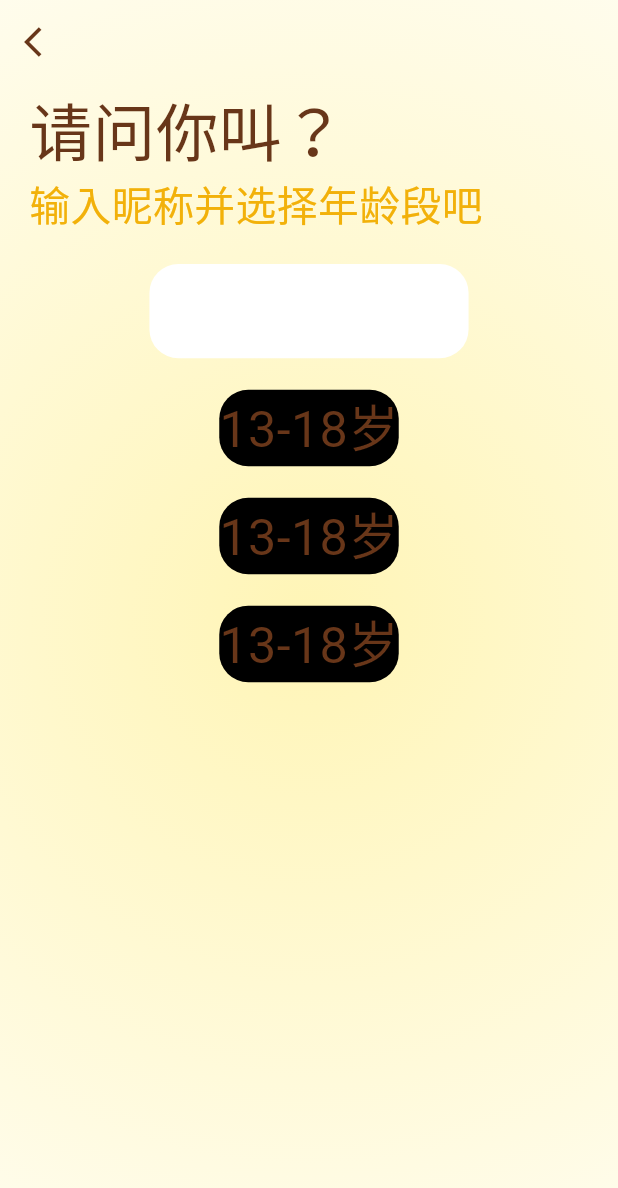
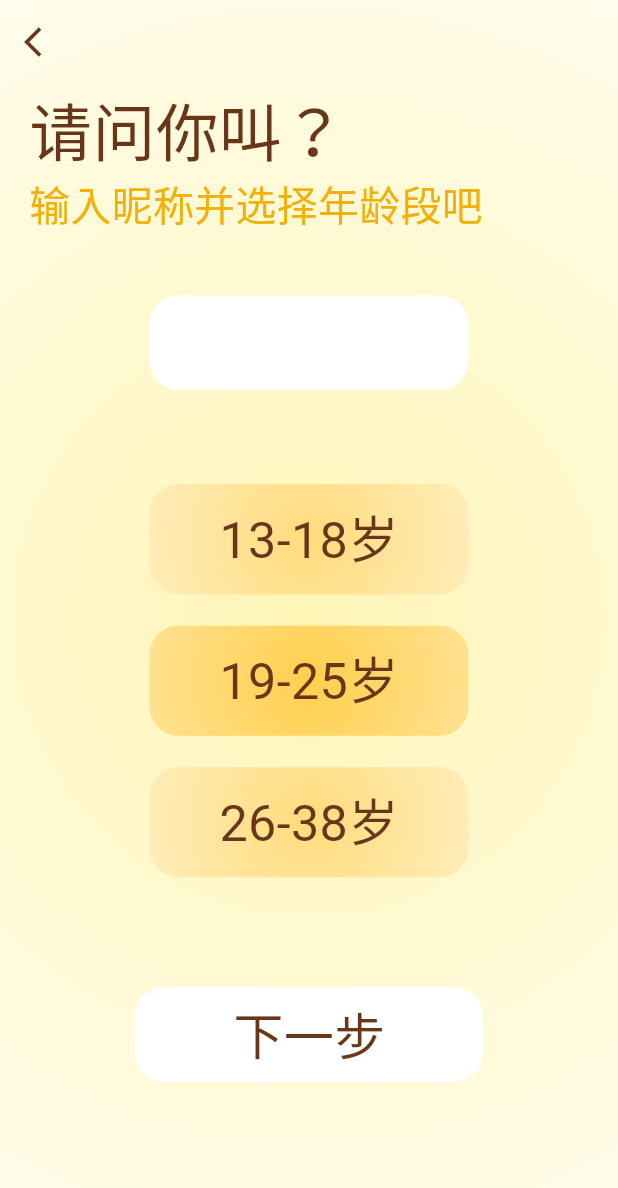
Before and after one commit to Jarvis636431/Emotion, a Flutter app: the NameAgeSelectionPage screen opened directly, on a phone screen of 412 x 824 dp. Shown: the top 1188 px of the screen. Run offline on Flutter 3.47's test engine with Material 3 defaults, Android fonts, the light colour scheme and no system bars; our stand-ins replace audioplayers, flutter_screenutil; missing offline and left inert: flutter_floating_bottom_bar; Roboto replaces fonts that are missing (LanSong).

Commit message:
[fea]实现选择年龄，昵称页面

```diff
--- a/lib/screens/entry_pages/name_age_selection.dart
+++ b/lib/screens/entry_pages/name_age_selection.dart
@@ -47,56 +47,107 @@ class _NameAgeSelectionPage extends State<NameAgeSelectionPage> {
               Text('输入昵称并选择年龄段吧',
                   style: TextStyle(
                       color: ColorUtils.text_yellow, fontSize: 26.sp)),
-              SizedBox(height: 20.w,),
+              SizedBox(
+                height: 40.w,
+              ),
               Center(
                 child: Column(
                   children: [
                     Container(
-                      width:220.h,
+                      width: 220.h,
                       height: 60.w,
                       decoration: BoxDecoration(
-                        color: ColorUtils.bg_white,
-                        borderRadius: BorderRadius.circular(20.r)
+                          color: ColorUtils.bg_white,
+                          borderRadius: BorderRadius.circular(20.r)),
+                      child: const TextField(
+                        decoration: InputDecoration(border: InputBorder.none),
                       ),
-                      child: const TextField(
-                        decoration: InputDecoration(border:InputBorder.none),
+                    ),
+                    SizedBox(height: 60.w),
+                    Container(
+                      width: 220.h,
+                      height: 70.w,
+                      alignment: Alignment.center,
+                      decoration: BoxDecoration(
+                          gradient: RadialGradient(
+                            colors: [ColorUtils.radial_yellow, ColorUtils.radial_light_yellow],
+                            center: Alignment.center,
+                            radius: 1.5,
+                          ),
+                          borderRadius: BorderRadius.circular(20.r)),
+                      child: Text(
+                        '13-18岁',
+                        style: TextStyle(
+                            fontFamily: 'LanSong',
+                            fontSize: 32.sp,
+                            color: ColorUtils.text_brown),
                       ),
                     ),
                     SizedBox(height: 20.w),
                     Container(
+                      width: 220.h,
+                      height: 70.w,
+                      alignment: Alignment.center,
                       decoration: BoxDecoration(
-                        gradient: RadialGradient(
-                          colors: [
-
-                          ]
-                        ),
-                        borderRadius: BorderRadius.circular(20.r)
+                          gradient: RadialGradient(colors: [
+                            ColorUtils.radial_stronger_yellow,
+                            ColorUtils.radial_strong_yellow
+                          ],
+                          center: Alignment.center,
+                          radius: 1.5,
+                          ),
+                          borderRadius: BorderRadius.circular(20.r)),
+                      child: Text(
+                        '19-25岁',
+                        style: TextStyle(
+                            fontFamily: 'LanSong',
+                            fontSize: 32.sp,
+                            color: ColorUtils.text_brown),
                       ),
-                      child: Text('13-18岁',style: TextStyle(fontFamily: 'LanSong',fontSize: 32.sp,color: ColorUtils.text_brown),),
                     ),
                     SizedBox(height: 20.w),
                     Container(
+                      width: 220.h,
+                      height: 70.w,
+                      alignment: Alignment.center,
                       decoration: BoxDecoration(
                           gradient: RadialGradient(
-                              colors: [
-
-                              ]
+                            colors: [ColorUtils.radial_yellow, ColorUtils.radial_light_yellow],
+                            center: Alignment.center,
+                            radius: 1.5,
                           ),
-                          borderRadius: BorderRadius.circular(20.r)
+                          borderRadius: BorderRadius.circular(20.r)),
+                      child: Text(
+                        '26-38岁',
+                        style: TextStyle(
+                            fontFamily: 'LanSong',
+                            fontSize: 32.sp,
+                            color: ColorUtils.text_brown),
                       ),
-                      child: Text('13-18岁',style: TextStyle(fontFamily: 'LanSong',fontSize: 32.sp,color: ColorUtils.text_brown),),
                     ),
-                    SizedBox(height: 20.w),
-                    Container(
-                      decoration: BoxDecoration(
-                          gradient: RadialGradient(
-                              colors: [
-
-                              ]
-                          ),
-                          borderRadius: BorderRadius.circular(20.r)
-                      ),
-                      child: Text('13-18岁',style: TextStyle(fontFamily: 'LanSong',fontSize: 32.sp,color: ColorUtils.text_brown),),
+                    SizedBox(height: 70.w),
+                    InkWell(
+                      onTap: () {
+                        Navigator.push(
+                            context,
+                            MaterialPageRoute(
+                                builder: (context) =>
+                                const NameAgeSelectionPage()));
+                      },
+                      child: Container(
+                          width: 240.h,
+                          height: 60.w,
+                          decoration: BoxDecoration(
+                              color: ColorUtils.bg_white,
+                              borderRadius: BorderRadius.circular(20.r)),
+                          alignment: Alignment.center,
+                          child: Text(
+                            '下一步',
+                            style: TextStyle(
+                                fontSize: 32.sp,
+                                fontFamily: 'LanSong',
+                                color: ColorUtils.text_brown),
+                          )),
                     ),
                   ],
                 ),
--- a/lib/utils/ColorUtils.dart
+++ b/lib/utils/ColorUtils.dart
@@ -72,4 +72,8 @@ abstract final class ColorUtils {
   static const Color radial_yellow = Color(0xffFFDC7C); //放射渐变黄色
 
   static const Color radial_light_yellow = Color(0xffFFECB8); //放射渐变浅色
+
+  static const Color radial_strong_yellow = Color(0xffFFE190); //放射渐变浅蓝色
+
+  static const Color radial_stronger_yellow = Color(0xffFFCF4D); //放射渐变浅蓝色
 }
```
Also changed, not shown: 1 other file.
